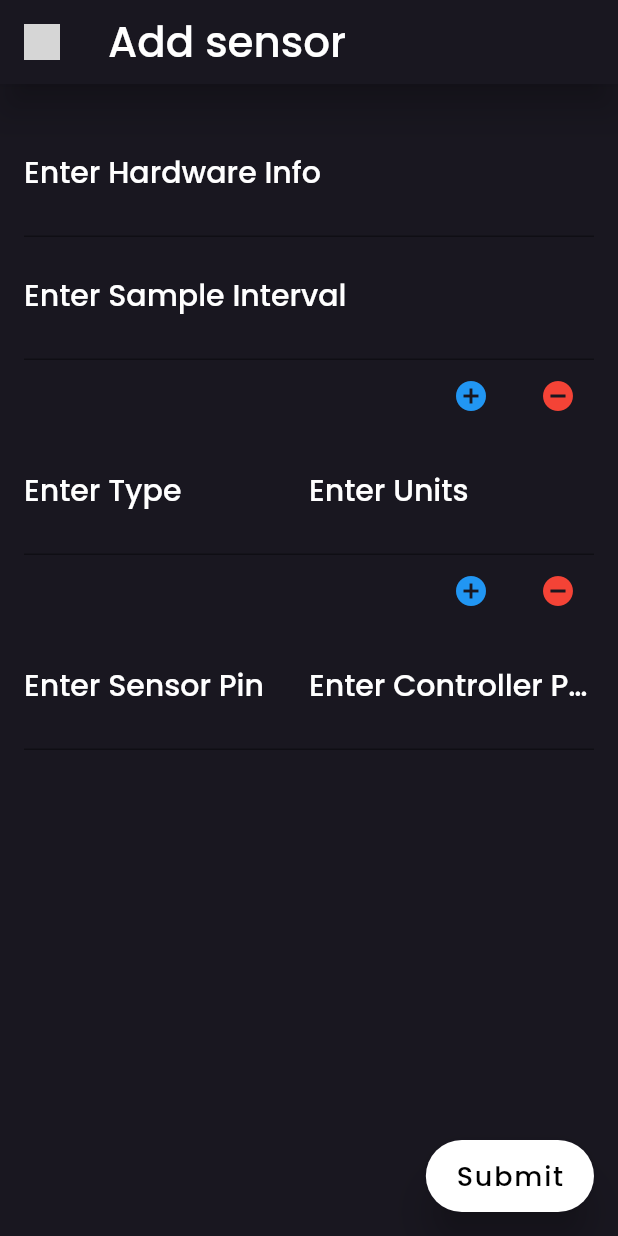
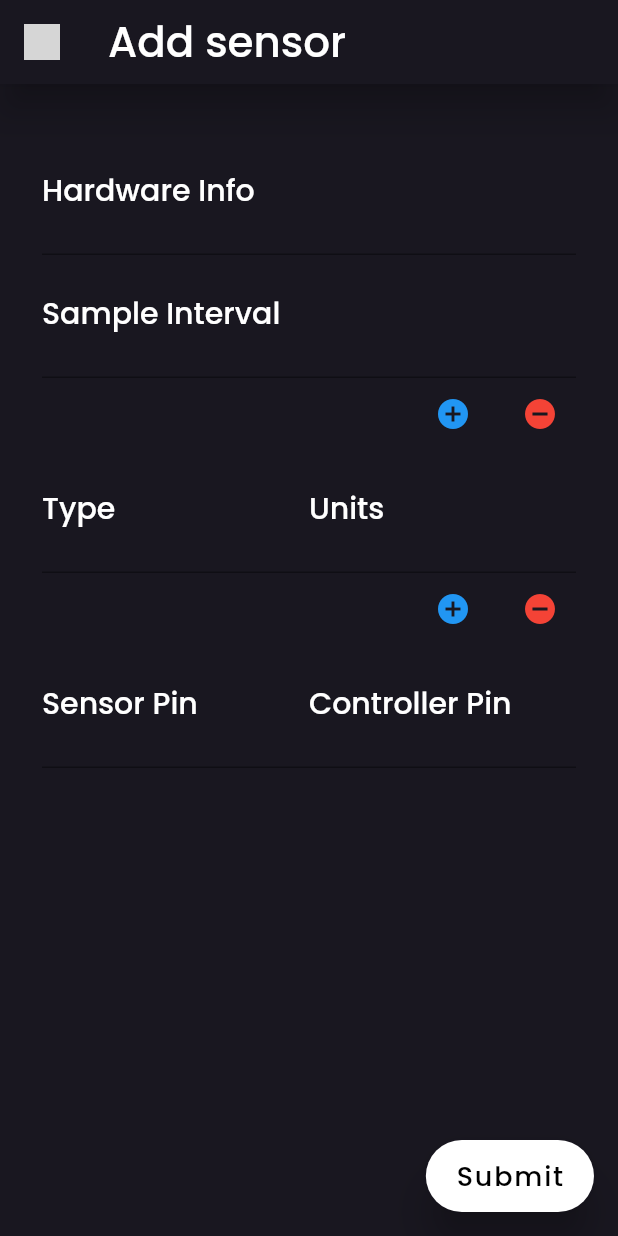
Before and after one commit to m-schwob/MeshGarden, a Flutter app: the AddSensorScreen screen opened directly with empty values, on a phone screen of 412 x 824 dp. Run offline on Flutter 3.47's test engine with Material 2 defaults, Android fonts, the phone set to English and light mode, and no system bars; our stand-ins replace adaptive_dialog, cloud_firestore, firebase_auth, firebase_core, font_awesome_flutter, google_fonts; missing offline and left inert: chart_sparkline, fab_circular_menu, hawk_fab_menu; accounts and stored records are empty; grey boxes are pictures that could not be loaded.

Commit message:
Changed sensors display cards and custom sensor display

```diff
--- a/MeshGardenApp/lib/const/custom_colors.dart
+++ b/MeshGardenApp/lib/const/custom_colors.dart
@@ -6,3 +6,4 @@ const kTextFieldFill = Color(0xff1E1C24);
 const kCardBG = Color(0xffffffff);
 const kConfigCardBG = Color(0xff63666A);
 const NodeBG = Color(0xff013220);
+const NodeColor = Color(0xFF00320A);
--- a/MeshGardenApp/lib/const/custom_styles.dart
+++ b/MeshGardenApp/lib/const/custom_styles.dart
@@ -37,3 +37,6 @@ TextStyle(fontSize: 19, fontWeight: FontWeight.w500, color: Colors.white);
 
 const BatteryLevel =
 TextStyle(fontSize: 11, fontWeight: FontWeight.bold, color: Colors.white);
+
+const RemoveTitle =
+TextStyle(fontSize: 13, fontWeight: FontWeight.w500, color: Colors.white);
--- a/MeshGardenApp/lib/screens/add_sensor_screen.dart
+++ b/MeshGardenApp/lib/screens/add_sensor_screen.dart
@@ -95,6 +95,7 @@ class _AddSensorScreenState extends State<AddSensorScreen> {
   void dispose() {
     _hardware_info.dispose();
     _sample_interval.dispose();
+
     // _passwordConfirm.dispose();
     super.dispose();
   }
@@ -481,6 +482,8 @@ class _AddSensorScreenState extends State<AddSensorScreen> {
           padding:
               const EdgeInsets.only(left: 16, right: 16, top: 20, bottom: 30),
           // child: Column(
+          child: Padding(
+            padding: const EdgeInsets.all(12.0),
             child: ListView(
               children: [
                 // slivers:[
@@ -496,7 +499,7 @@ class _AddSensorScreenState extends State<AddSensorScreen> {
                         style: kSensorInputText,
                         decoration: InputDecoration(
                           border: UnderlineInputBorder(),
-                        labelText: 'Enter Hardware Info',
+                          labelText: 'Hardware Info',
                           labelStyle: kConfigTitle,
                         ),
                         controller: _hardware_info,
@@ -517,7 +520,7 @@ class _AddSensorScreenState extends State<AddSensorScreen> {
                         style: kSensorInputText,
                         decoration: InputDecoration(
                           border: UnderlineInputBorder(),
-                        labelText: 'Enter Sample Interval',
+                          labelText: 'Sample Interval',
                           labelStyle: kConfigTitle,
                         ),
                         controller: _sample_interval,
@@ -582,7 +585,7 @@ class _AddSensorScreenState extends State<AddSensorScreen> {
                               style: kSensorInputText,
                               decoration: InputDecoration(
                                 border: UnderlineInputBorder(),
-                              labelText: 'Enter Type',
+                                labelText: 'Type',
                                 labelStyle: kConfigTitle,
                               ),
                               // controller: _typeCon,
@@ -596,7 +599,7 @@ class _AddSensorScreenState extends State<AddSensorScreen> {
                               style: kSensorInputText,
                               decoration: InputDecoration(
                                 border: UnderlineInputBorder(),
-                              labelText: 'Enter Units',
+                                labelText: 'Units',
                                 labelStyle: kConfigTitle,
                               ),
                               onChanged: (text){
@@ -672,7 +675,7 @@ class _AddSensorScreenState extends State<AddSensorScreen> {
                               style: kSensorInputText,
                               decoration: InputDecoration(
                                 border: UnderlineInputBorder(),
-                              labelText: 'Enter Sensor Pin',
+                                labelText: 'Sensor Pin',
                                 labelStyle: kConfigTitle,
                               ),
                               onChanged: (text){
@@ -685,7 +688,7 @@ class _AddSensorScreenState extends State<AddSensorScreen> {
                               style: kSensorInputText,
                               decoration: InputDecoration(
                                 border: UnderlineInputBorder(),
-                              labelText: 'Enter Controller Pin',
+                                labelText: 'Controller Pin',
                                 labelStyle: kConfigTitle,
                               ),
                               onChanged: (text){
@@ -707,6 +710,7 @@ class _AddSensorScreenState extends State<AddSensorScreen> {
                   ),
                 SizedBox(height: 40,),
               ],
+            ),
           ),
         ),
       ),
--- a/MeshGardenApp/lib/widgets/measurement_card.dart
+++ b/MeshGardenApp/lib/widgets/measurement_card.dart
@@ -58,7 +58,7 @@ class MeasurementCard extends StatelessWidget {
                     ),
                     Text('$value$unit',
                         style: kHeadline.copyWith(color: Colors.white)),
-                    Text(DateFormat('dd-MM-yyy HH:mm:ss').format(date_time!), style: kSensorText),
+                    Text(DateFormat('dd-MM-yyy HH:mm:ss').format(date_time!), style: kSensorText.copyWith(color: Colors.grey)),
                   ],
                 ),
               ),
```
Also changed, not shown: MeshGardenApp/lib/screens/sensors_screen.dart (+65 -26 lines). Lines whose indentation alone changed are shown as unchanged.
